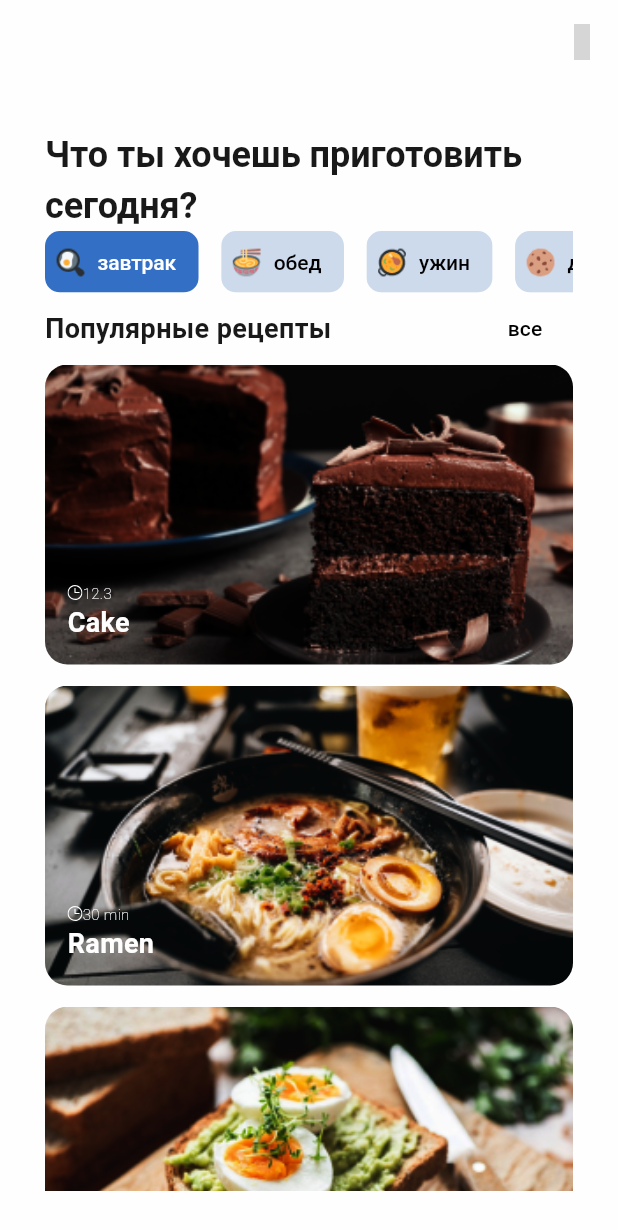
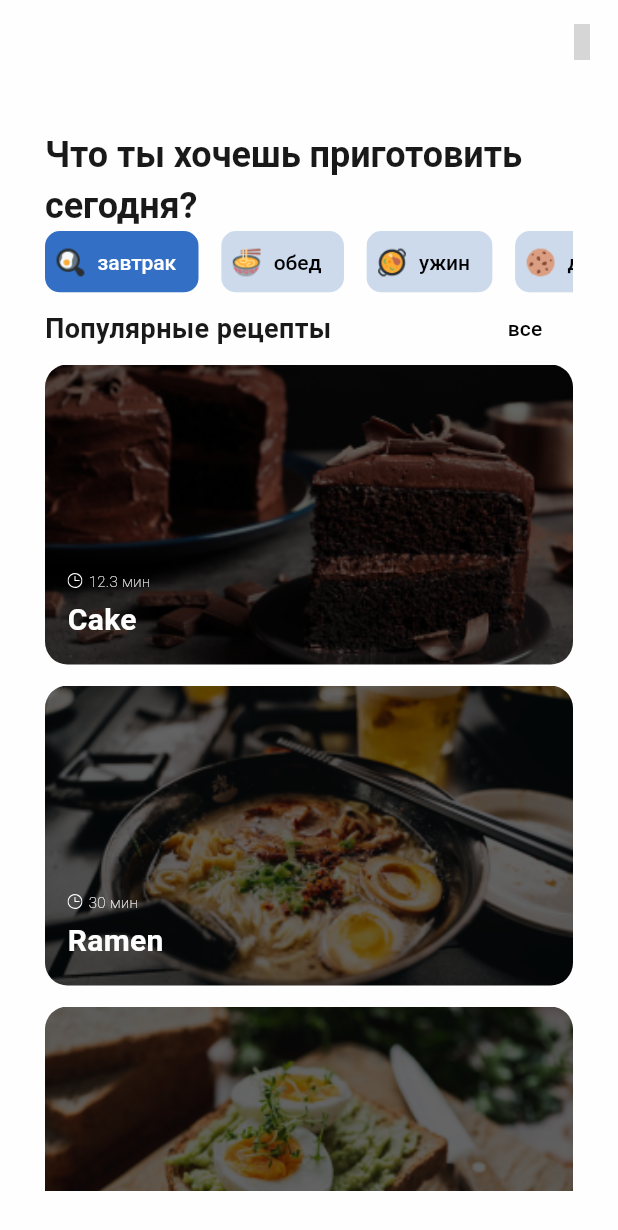
Before and after one commit to ayaojo/Sau-Tamaq, a Flutter app: the HomeTab screen opened directly, on a phone screen of 412 x 824 dp. Shown: the top 1230 px of the screen. Run offline on Flutter 3.47's test engine with Material 3 defaults, Android fonts, the phone set to English and light mode, and no system bars; our stand-ins replace flutter_svg, unicons; grey boxes are pictures that could not be loaded.

Commit message:
add photo filter

```diff
--- a/lib/common/recipe_cards.dart
+++ b/lib/common/recipe_cards.dart
@@ -38,7 +38,7 @@ class _RecipeCardsState extends State<RecipeCards> {
                       fit: BoxFit.cover,
                       colorFilter: ColorFilter.mode(
                         Colors.black.withOpacity(0.6),
-                        BlendMode.softLight,
+                        BlendMode.darken,
                       ),
                     ),
                     borderRadius: BorderRadius.circular(15),
@@ -50,8 +50,9 @@ class _RecipeCardsState extends State<RecipeCards> {
                       Row(
                         children: [
                           SvgPicture.asset('assets/icons/rec_icon_time.svg'),
+                          const SizedBox(width: 4.0),
                           Text(
-                            item.recipeCardTime,
+                            '${item.recipeCardTime} мин',
                             style: const TextStyle(
                                 color: Colors.white,
                                 fontWeight: FontWeight.w100,
@@ -59,12 +60,13 @@ class _RecipeCardsState extends State<RecipeCards> {
                           )
                         ],
                       ),
+                      const SizedBox(height: 5.0),
                       Text(
                         item.recipeCardTitle,
                         style: const TextStyle(
                           color: Color(0xFFFEFEFE),
                           fontWeight: FontWeight.bold,
-                          fontSize: 18,
+                          fontSize: 20,
                         ),
                       ),
                     ],
--- a/lib/features/home/tab.dart
+++ b/lib/features/home/tab.dart
@@ -72,14 +72,14 @@ class HomeTab extends StatelessWidget {
                 RecipeCard(
                     'Cake', '12.3', 'assets/images/recipe_photo3.png', false),
                 RecipeCard(
-                    'Ramen', '30 min', 'assets/images/recipe_photo2.png', true),
+                    'Ramen', '30', 'assets/images/recipe_photo2.png', true),
                 RecipeCard(
                     'Cake', '12.3', 'assets/images/recipe_photo1.png', true),
-                RecipeCard('Ramen', '30 min', 'assets/images/recipe_photo2.png',
+                RecipeCard('Ramen', '30', 'assets/images/recipe_photo2.png',
                     false),
                 RecipeCard(
                     'Cake', '12.3', 'assets/images/recipe_photo3.png', false),
-                RecipeCard('Ramen', '30 min', 'assets/images/recipe_photo1.png',
+                RecipeCard('Ramen', '30', 'assets/images/recipe_photo1.png',
                     false),
               ],
             ),
```
Also changed, not shown: assets/icons/rec_icon_time.png (deleted).
